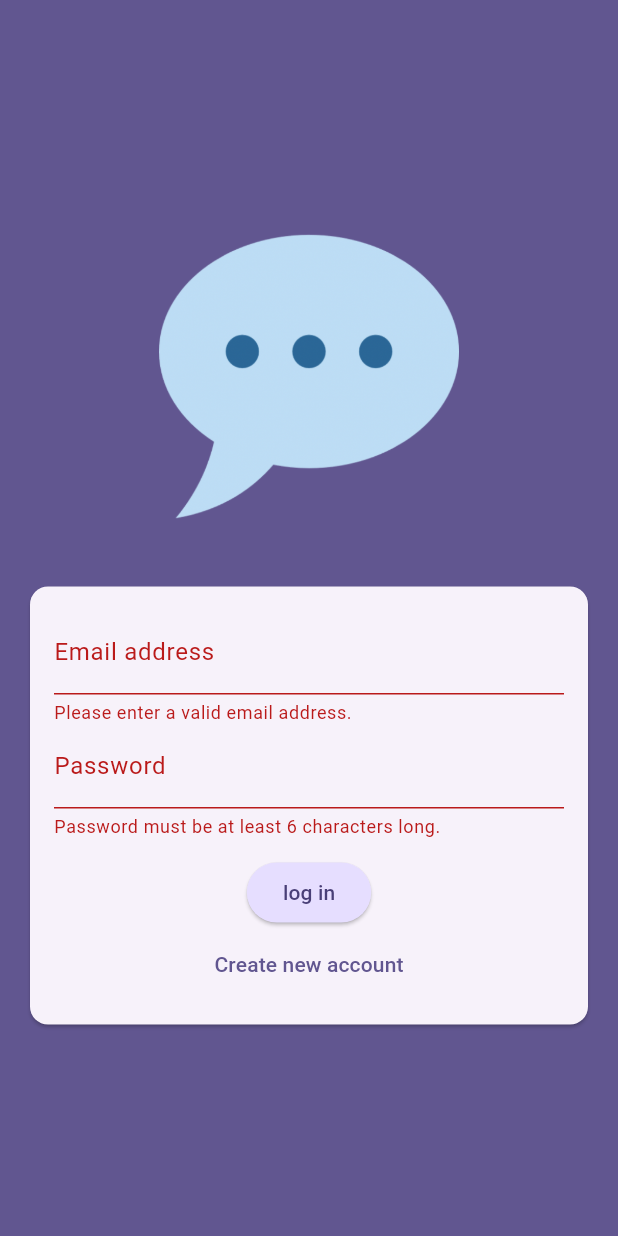
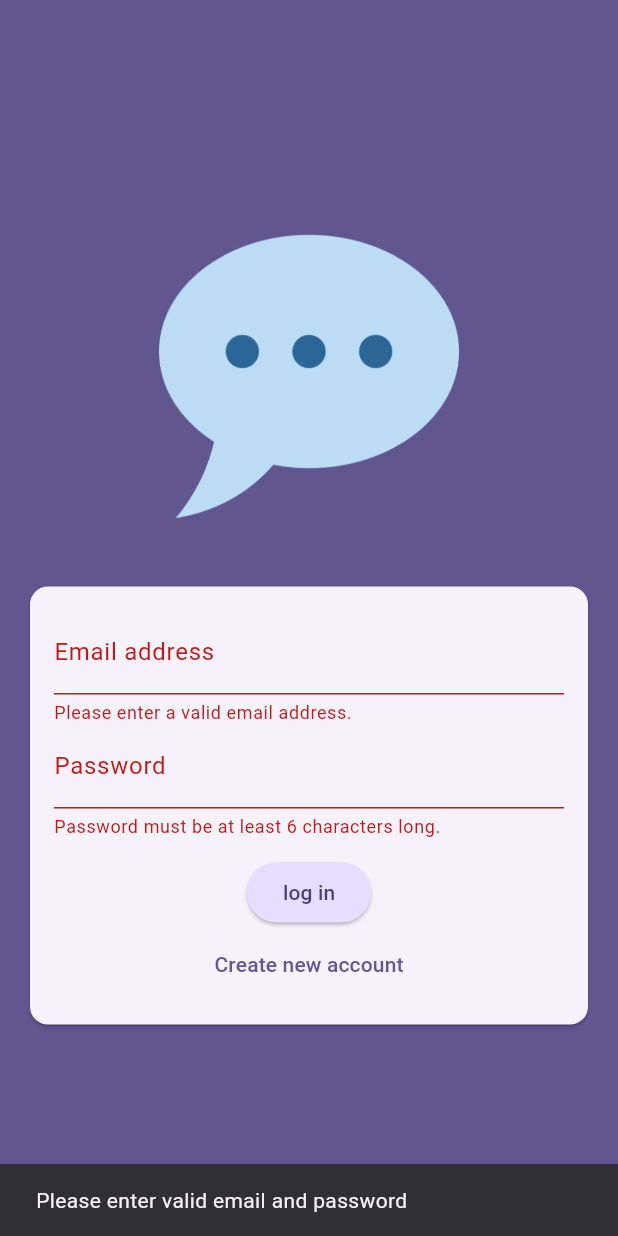
Before and after one commit to Shamimkhan1406/chat-app, a Flutter app: the screen it shows after launch, after a tap on "log in", on a phone screen of 412 x 824 dp. Run offline on Flutter 3.47's test engine with Material 3 defaults, Android fonts, the phone set to English and light mode, and no system bars; our stand-ins replace firebase_auth, firebase_core, image_picker; accounts and stored records are empty; generated files the repository leaves out were written again.

Commit message:
Managing The Selected Image In The Authentication Form

```diff
--- a/lib/screens/auth.dart
+++ b/lib/screens/auth.dart
@@ -1,3 +1,5 @@
+import 'dart:io';
+
 import 'package:chat_app/widgets/user_image_picker.dart';
 import 'package:flutter/material.dart';
 import 'package:firebase_auth/firebase_auth.dart';
@@ -20,9 +22,26 @@ class _AuthScreenState extends State<AuthScreen> {
   var _isLogin = true;
   var _enteredEmail = '';
   var _enteredPassword = '';
+  File? _selectedImage;
   void _submit() async {
     final isvalid = _form.currentState!.validate();
-    if (!isvalid) {
+    if (!isvalid || !_isLogin && _selectedImage == null) {
+      ScaffoldMessenger.of(context).clearSnackBars();
+      ScaffoldMessenger.of(context).showSnackBar(
+        SnackBar(
+          content: Text(
+            _isLogin
+                ? 'Please enter valid email and password'
+                : 'Please enter valid email, password and image',
+          ),
+        ),
+      );
+      if (_selectedImage == null && !_isLogin) {
+        ScaffoldMessenger.of(context).showSnackBar(
+          SnackBar(content: Text('Please pick an image')),
+        );
+      }
+      // If the form is not valid, we show a snackbar and return early.
       return;
     }
     _form.currentState!.save();
@@ -80,7 +99,10 @@ class _AuthScreenState extends State<AuthScreen> {
                         mainAxisSize: MainAxisSize.min,
                         children: [
                           if (!_isLogin)
-                            UserImagePicker(),
+                            UserImagePicker(onPickedImage: (pickedImage) {
+                              _selectedImage = pickedImage;
+
+                            },),
                           TextFormField(
                             decoration: InputDecoration(
                               labelText: 'Email address',
--- a/lib/widgets/user_image_picker.dart
+++ b/lib/widgets/user_image_picker.dart
@@ -4,7 +4,9 @@ import 'package:flutter/material.dart';
 import 'package:image_picker/image_picker.dart';
 
 class UserImagePicker extends StatefulWidget {
-  const UserImagePicker({super.key});
+  const UserImagePicker({super.key,required this.onPickedImage});
+
+  final void Function(File pickedImage) onPickedImage;
 
   @override
   State<UserImagePicker> createState() => _UserImagePickerState();
@@ -22,6 +24,7 @@ class _UserImagePickerState extends State<UserImagePicker> {
     setState(() {
       _pickedImageFile = File(pickedImage.path);
     });
+    widget.onPickedImage(_pickedImageFile!);
   }
   @override
   Widget build(BuildContext context) {
```
Also changed, not shown: 2 other files.
